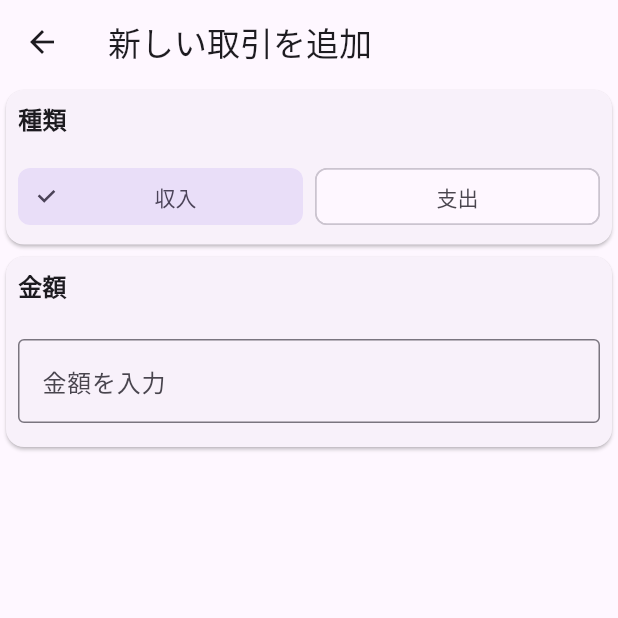
After one commit to kyouga-ones/kakeibo, a Flutter app: the screen it shows after launch, after a tap on the "add" icon, on a phone screen of 412 x 824 dp, the top half of it. The commit adds this screen. Run offline on Flutter 3.47's test engine with Material 3 defaults, Android fonts, the phone set to English and light mode, and no system bars; our stand-ins replace gap.

Commit message:
feature:task-004:データ追加画面を仮作成

```diff
--- /dev/null
+++ b/lib/features/add/view/add_screen.dart
@@ -0,0 +1,44 @@
+import 'package:flutter/material.dart';
+import 'package:kakeibo/features/add/widget/amount_card.dart';
+import 'package:kakeibo/features/add/widget/main_category_card.dart';
+
+class AddScreen extends StatelessWidget {
+  final GlobalKey<FormState> formKey;
+  final int selectedMainCategoryIndex;
+  final void Function(bool) onIncomeSelected;
+  final void Function(bool) onExpenditureSelected;
+  final void Function(String) onAmountChanged;
+
+  const AddScreen({
+    super.key,
+    required this.formKey,
+    required this.selectedMainCategoryIndex,
+    required this.onIncomeSelected,
+    required this.onExpenditureSelected,
+    required this.onAmountChanged,
+  });
+
+  @override
+  Widget build(BuildContext context) {
+    return Scaffold(
+      appBar: AppBar(
+        title: Text('新しい取引を追加'),
+      ),
+      body: Form(
+        key: formKey,
+        child: Column(
+          children: [
+            MainCategoryCard(
+              selectedIndex: selectedMainCategoryIndex,
+              onIncomeSelected: onIncomeSelected,
+              onExpenditureSelected: onExpenditureSelected,
+            ),
+            AmountCard(
+              onChanged: onAmountChanged,
+            ),
+          ],
+        ),
+      ),
+    );
+  }
+}
--- /dev/null
+++ b/lib/features/add/viewmodel/add_view_model.dart
@@ -0,0 +1,42 @@
+import 'package:flutter/material.dart';
+import 'package:kakeibo/features/add/view/add_screen.dart';
+
+class AddViewModel extends StatefulWidget {
+  const AddViewModel({super.key});
+
+  @override
+  State<AddViewModel> createState() => _AddViewModelState();
+}
+
+class _AddViewModelState extends State<AddViewModel> {
+  final formKey = GlobalKey<FormState>();
+
+  var selectedMainCategoryIndex = 1;
+  void onIncomeSelected(bool isSelected) {
+    setState(() {
+      selectedMainCategoryIndex = 1;
+    });
+  }
+
+  void onExpenditureSelected(bool isSelected) {
+    setState(() {
+      selectedMainCategoryIndex = 2;
+    });
+  }
+
+  String? amountValue;
+  void onAmountChanged(String value) {
+    amountValue = value;
+  }
+
+  @override
+  Widget build(BuildContext context) {
+    return AddScreen(
+      formKey: formKey,
+      selectedMainCategoryIndex: selectedMainCategoryIndex,
+      onIncomeSelected: onIncomeSelected,
+      onExpenditureSelected: onExpenditureSelected,
+      onAmountChanged: onAmountChanged,
+    );
+  }
+}
--- /dev/null
+++ b/lib/features/add/widget/amount_card.dart
@@ -0,0 +1,56 @@
+import 'package:flutter/material.dart';
+import 'package:flutter/services.dart';
+import 'package:gap/gap.dart';
+
+class AmountCard extends StatelessWidget {
+  final void Function(String) onChanged;
+
+  const AmountCard({
+    super.key,
+    required this.onChanged,
+  });
+
+  @override
+  Widget build(BuildContext context) {
+    return Card(
+      child: Column(
+        children: [
+          Align(
+            alignment: Alignment.centerLeft,
+            child: Padding(
+              padding: const EdgeInsets.all(8),
+              child: Text(
+                '金額',
+                style: TextStyle(
+                  fontSize: 16,
+                  fontWeight: FontWeight.bold,
+                ),
+              ),
+            ),
+          ),
+          Gap(8),
+          Padding(
+            padding: const EdgeInsets.all(8.0),
+            child: TextFormField(
+              decoration: InputDecoration(
+                border: OutlineInputBorder(),
+                labelText: '金額を入力',
+              ),
+              keyboardType: TextInputType.number,
+              inputFormatters: [FilteringTextInputFormatter.digitsOnly],
+              validator: (value) {
+                if (value == null || value.isEmpty) {
+                  return '金額を入力してください';
+                }
+                return null;
+              },
+              textInputAction: TextInputAction.done,
+              onChanged: onChanged,
+            ),
+          ),
+          Gap(8),
+        ],
+      ),
+    );
+  }
+}
--- /dev/null
+++ b/lib/features/add/widget/main_category_card.dart
@@ -0,0 +1,66 @@
+import 'package:flutter/material.dart';
+import 'package:gap/gap.dart';
+
+class MainCategoryCard extends StatelessWidget {
+  final int selectedIndex;
+  final void Function(bool) onIncomeSelected;
+  final void Function(bool) onExpenditureSelected;
+
+  const MainCategoryCard({
+    super.key,
+    required this.selectedIndex,
+    required this.onIncomeSelected,
+    required this.onExpenditureSelected,
+  });
+
+  @override
+  Widget build(BuildContext context) {
+    return Card(
+      child: Column(
+        children: [
+          Align(
+            alignment: Alignment.centerLeft,
+            child: Padding(
+              padding: const EdgeInsets.all(8),
+              child: Text(
+                '種類',
+                style: TextStyle(
+                  fontSize: 16,
+                  fontWeight: FontWeight.bold,
+                ),
+              ),
+            ),
+          ),
+          Gap(8),
+          Padding(
+            padding: EdgeInsets.symmetric(horizontal: 8),
+            child: Row(
+              children: [
+                Expanded(
+                  child: ChoiceChip(
+                    label: Center(
+                      child: Text('収入'),
+                    ),
+                    selected: selectedIndex == 1,
+                    onSelected: onIncomeSelected,
+                  ),
+                ),
+                Gap(8),
+                Expanded(
+                  child: ChoiceChip(
+                    label: Center(
+                      child: Text('支出'),
+                    ),
+                    selected: selectedIndex == 2,
+                    onSelected: onExpenditureSelected,
+                  ),
+                ),
+              ],
+            ),
+          ),
+          Gap(8),
+        ],
+      ),
+    );
+  }
+}
--- a/lib/my_home_page.dart
+++ b/lib/my_home_page.dart
@@ -1,5 +1,6 @@
 import 'package:flutter/material.dart';
 import 'package:kakeibo/core/models/screen.dart';
+import 'package:kakeibo/features/add/viewmodel/add_view_model.dart';
 import 'package:kakeibo/features/history/viewmodel/history_viewmodel.dart';
 import 'package:kakeibo/features/home/viewmodel/home_view_model.dart';
 
@@ -32,7 +33,22 @@ class _MyHomePageState extends State<MyHomePage> {
     ];
 
     return Scaffold(
-      appBar: AppBar(title: Text(screens[screenIndex].title)),
+      appBar: AppBar(
+        title: Text(screens[screenIndex].title),
+        actions: [
+          IconButton(
+            onPressed: () {
+              Navigator.push(
+                context,
+                MaterialPageRoute(
+                  builder: (context) => const AddViewModel(),
+                ),
+              );
+            },
+            icon: Icon(Icons.add),
+          ),
+        ],
+      ),
       body: Center(child: screens[screenIndex].screen),
       bottomNavigationBar: NavigationBar(
         onDestinationSelected: (int index) {
```
